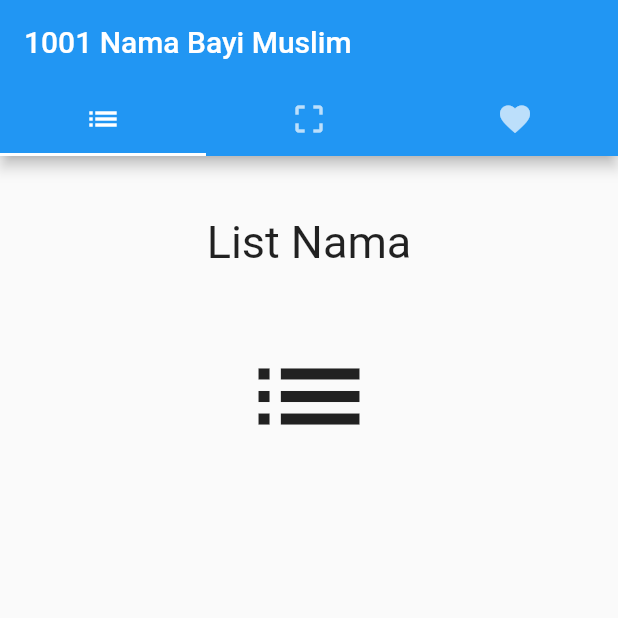
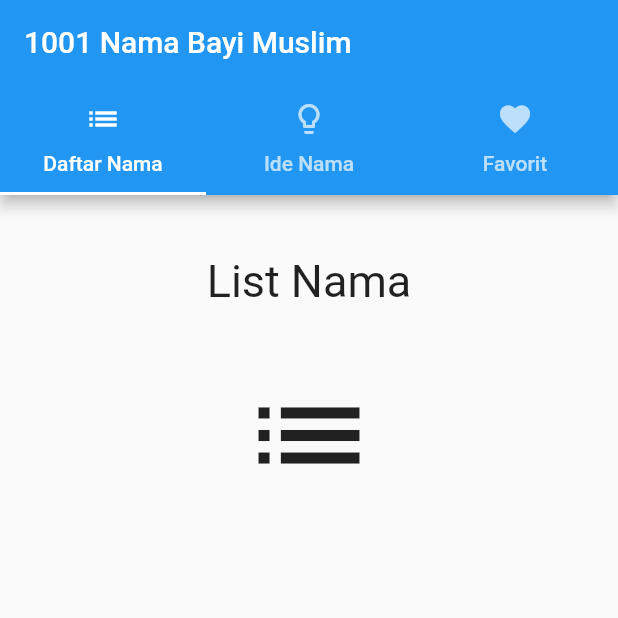
Before and after one commit to gungunseptian/namabayimuslim, a Flutter app: the screen it shows after launch, on a phone screen of 412 x 824 dp, the top half of it. Run offline on Flutter 3.47's test engine with Material 2 defaults, Android fonts, the phone set to English and light mode, and no system bars; our stand-ins replace splashscreen; network calls fail.

Commit message:
create tab

```diff
--- a/lib/main.dart
+++ b/lib/main.dart
@@ -68,9 +68,9 @@ class _HomeState extends State<Home> with SingleTickerProviderStateMixin{
         bottom: new TabBar(
           controller: controller,
           tabs: <Widget>[
-            new Tab(icon: new Icon(Icons.list),),
-            new Tab(icon: new Icon(Icons.crop_free),),
-            new Tab(icon: new Icon(Icons.favorite),),
+            new Tab(icon: new Icon(Icons.list), text: "Daftar Nama",),
+            new Tab(icon: new Icon(Icons.lightbulb_outline), text:"Ide Nama"),
+            new Tab(icon: new Icon(Icons.favorite), text: "Favorit",),
           ],
         ),
       ),
```
